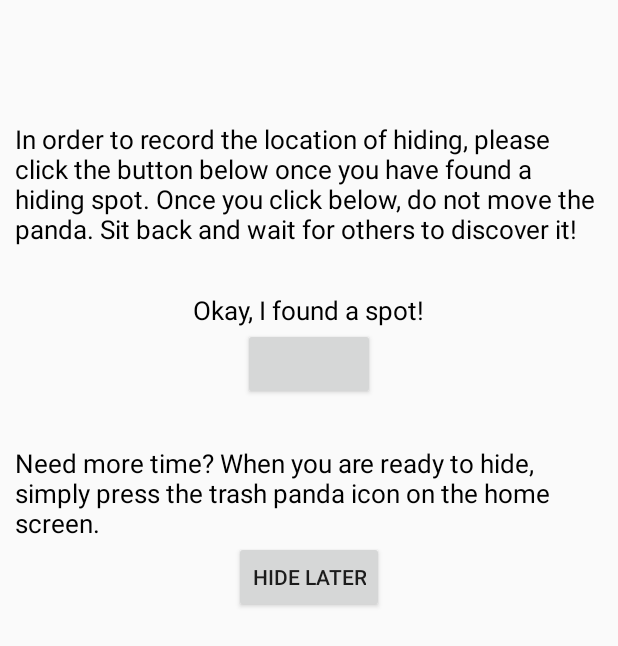
After one commit to chi-jams/FindingTrashPanda, an Android app: the layout fragment_hide_instructions.xml on its own in the app's theme, with its tools: preview values and no code run, on a phone screen of 412 x 824 dp. The commit adds this screen. Shown: the top 646 px of the screen. Run offline under Robolectric (Android 15) with nearby library versions, the light colour scheme and no system bars.

Commit message:
Added hiding and finding instructions and navigation between screens once a panda is found and hidden.

```diff
--- /dev/null
+++ b/app/src/main/res/layout/fragment_hide_instructions.xml
@@ -0,0 +1,57 @@
+<?xml version="1.0" encoding="utf-8"?>
+<LinearLayout
+    xmlns:android="http://schemas.android.com/apk/res/android"
+    android:layout_width="match_parent"
+    android:layout_height="match_parent"
+    android:orientation="vertical"
+    android:padding="10dp">
+
+    <TextView
+        android:layout_gravity="center"
+        android:id="@+id/ready_to_hide"
+        android:layout_width="wrap_content"
+        android:layout_height="wrap_content"
+        android:textColor="#000000"
+        android:textSize="30sp" />
+
+    <TextView
+        android:layout_width="wrap_content"
+        android:layout_height="wrap_content"
+        android:textColor="#000000"
+        android:textSize="17sp"
+        android:layout_marginTop="30dp"
+        android:text="@string/hide_panda_instructions"/>
+
+    <TextView
+        android:layout_width="wrap_content"
+        android:layout_height="wrap_content"
+        android:layout_gravity="center"
+        android:textColor="#000000"
+        android:textSize="17sp"
+        android:layout_marginTop="30dp"
+        android:text="@string/hide_panda_ready"/>
+
+    <Button
+        android:id="@+id/hide_panda_button"
+        android:layout_width="wrap_content"
+        android:layout_height="wrap_content"
+        android:layout_gravity="center"/>
+
+
+    <TextView
+        android:layout_width="wrap_content"
+        android:layout_height="wrap_content"
+        android:layout_gravity="center"
+        android:textColor="#000000"
+        android:textSize="17sp"
+        android:layout_marginTop="30dp"
+        android:text="@string/hide_panda_not_ready"/>
+
+    <Button
+        android:id="@+id/hide_later"
+        android:layout_gravity="center"
+        android:layout_width="wrap_content"
+        android:layout_height="wrap_content"
+        android:text="@string/hide_later"/>
+
+</LinearLayout>
--- a/app/src/main/res/values/strings.xml
+++ b/app/src/main/res/values/strings.xml
@@ -11,9 +11,19 @@
         Ut enim ad minim veniam, quis nostrud exercitation ullamco laboris nisi ut
         aliquip ex ea commodo consequat.</string>
     <string name="found_panda_title">Found a trash panda?</string>
+    <string name="hide_panda_title">Ready to hide %1$s?</string>
+    <string name="hide_insert_name">hide %1$s</string>
     <string name="found_panda_instructions">Your trash panda will be validated and its
         identity will be revealed using NFC. To conduct scanning, place your phone on
         the back of the raccoon.</string>
+    <string name="hide_panda_instructions">In order to record the location of
+        hiding, please click the button below once you have found a hiding spot. Once
+        you click below, do not move the panda. Sit back and wait for others to
+        discover it!</string>
+    <string name="hide_panda_ready">Okay, I found a spot!</string>
+    <string name="hide_panda_not_ready">Need more time? When you are ready to hide, simply
+        press the trash panda icon on the home screen.</string>
+    <string name="hide_later">Hide Later</string>
     <string name="verify">Verify!</string>
     <string name="username">Username</string>
     <string name="points">Points:</string>
```
Also changed, not shown: app/src/main/AndroidManifest.xml (+8 -2 lines), app/src/main/java/com/fractalteaparty/findingtrashpanda/FoundPandaFragment.java (+4 -4 lines), app/src/main/java/com/fractalteaparty/findingtrashpanda/InstructionsFoundActivity.java (added, +23 -0 lines), app/src/main/java/com/fractalteaparty/findingtrashpanda/InstructionsFoundFragment.java (renamed from app/src/main/java/com/fractalteaparty/findingtrashpanda/InstructionsFragment.java, +7 -8 lines), app/src/main/java/com/fractalteaparty/findingtrashpanda/InstructionsHideActivity.java (renamed from app/src/main/java/com/fractalteaparty/findingtrashpanda/InstructionsActivity.java, +5 -4 lines), app/src/main/java/com/fractalteaparty/findingtrashpanda/InstructionsHideFragment.java (added, +67 -0 lines), app/src/main/java/com/fractalteaparty/findingtrashpanda/ViewPagerActivity.java (+1 -11 lines), app/src/main/res/layout/fragment_found_instructions.xml (renamed from app/src/main/res/layout/fragment_instructions.xml).
